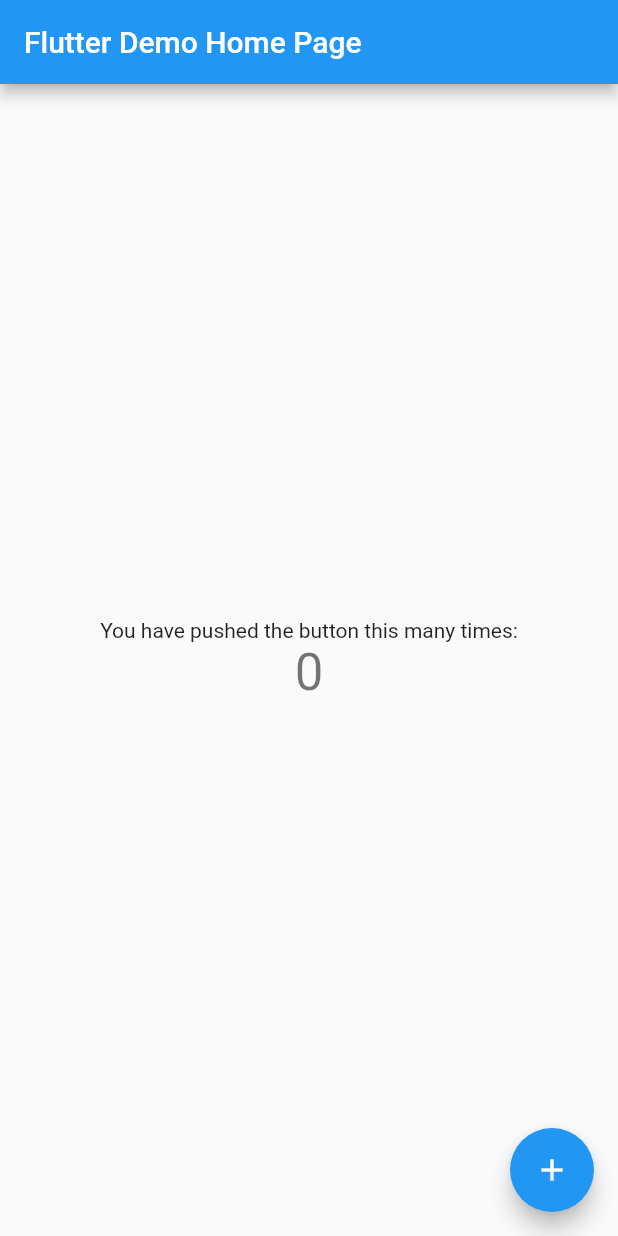
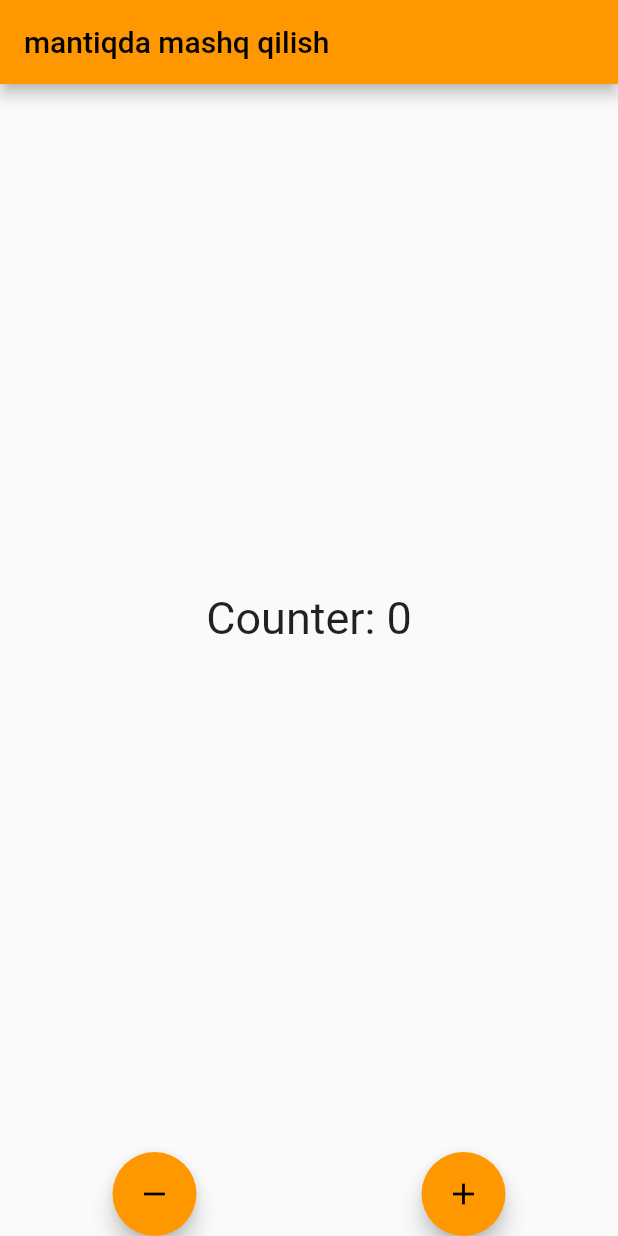
Before and after one commit to AbdullohRazzoqov/Exercise_for_logic, a Flutter app: the screen it shows after launch, on a phone screen of 412 x 824 dp. Run offline on Flutter 3.47's test engine with Material 2 defaults, Android fonts, the phone set to English and light mode, and no system bars.

Commit message:
mantiq mashqi

```diff
--- a/exercise_logic/lib/main.dart
+++ b/exercise_logic/lib/main.dart
@@ -1,3 +1,4 @@
+import 'package:exercise_logic/screen/home.dart';
 import 'package:flutter/material.dart';
 
 void main() {
@@ -7,109 +8,14 @@ void main() {
 class MyApp extends StatelessWidget {
   const MyApp({super.key});
 
-  // This widget is the root of your application.
   @override
   Widget build(BuildContext context) {
     return MaterialApp(
       title: 'Flutter Demo',
       theme: ThemeData(
-        // This is the theme of your application.
-        //
-        // Try running your application with "flutter run". You'll see the
-        // application has a blue toolbar. Then, without quitting the app, try
-        // changing the primarySwatch below to Colors.green and then invoke
-        // "hot reload" (press "r" in the console where you ran "flutter run",
-        // or simply save your changes to "hot reload" in a Flutter IDE).
-        // Notice that the counter didn't reset back to zero; the application
-        // is not restarted.
-        primarySwatch: Colors.blue,
+        primarySwatch: Colors.orange,
       ),
-      home: const MyHomePage(title: 'Flutter Demo Home Page'),
+      home:  const MyHomePage(),
     );
   }
 }
-
-class MyHomePage extends StatefulWidget {
-  const MyHomePage({super.key, required this.title});
-
-  // This widget is the home page of your application. It is stateful, meaning
-  // that it has a State object (defined below) that contains fields that affect
-  // how it looks.
-
-  // This class is the configuration for the state. It holds the values (in this
-  // case the title) provided by the parent (in this case the App widget) and
-  // used by the build method of the State. Fields in a Widget subclass are
-  // always marked "final".
-
-  final String title;
-
-  @override
-  State<MyHomePage> createState() => _MyHomePageState();
-}
-
-class _MyHomePageState extends State<MyHomePage> {
-  int _counter = 0;
-
-  void _incrementCounter() {
-    setState(() {
-      // This call to setState tells the Flutter framework that something has
-      // changed in this State, which causes it to rerun the build method below
-      // so that the display can reflect the updated values. If we changed
-      // _counter without calling setState(), then the build method would not be
-      // called again, and so nothing would appear to happen.
-      _counter++;
-    });
-  }
-
-  @override
-  Widget build(BuildContext context) {
-    // This method is rerun every time setState is called, for instance as done
-    // by the _incrementCounter method above.
-    //
-    // The Flutter framework has been optimized to make rerunning build methods
-    // fast, so that you can just rebuild anything that needs updating rather
-    // than having to individually change instances of widgets.
-    return Scaffold(
-      appBar: AppBar(
-        // Here we take the value from the MyHomePage object that was created by
-        // the App.build method, and use it to set our appbar title.
-        title: Text(widget.title),
-      ),
-      body: Center(
-        // Center is a layout widget. It takes a single child and positions it
-        // in the middle of the parent.
-        child: Column(
-          // Column is also a layout widget. It takes a list of children and
-          // arranges them vertically. By default, it sizes itself to fit its
-          // children horizontally, and tries to be as tall as its parent.
-          //
-          // Invoke "debug painting" (press "p" in the console, choose the
-          // "Toggle Debug Paint" action from the Flutter Inspector in Android
-          // Studio, or the "Toggle Debug Paint" command in Visual Studio Code)
-          // to see the wireframe for each widget.
-          //
-          // Column has various properties to control how it sizes itself and
-          // how it positions its children. Here we use mainAxisAlignment to
-          // center the children vertically; the main axis here is the vertical
-          // axis because Columns are vertical (the cross axis would be
-          // horizontal).
-          mainAxisAlignment: MainAxisAlignment.center,
-          children: <Widget>[
-            const Text(
-              'You have pushed the button this many times:',
-            ),
-            Text(
-              '$_counter',
-              style: Theme.of(context).textTheme.headline4,
-            ),
-          ],
-        ),
-      ),
-      floatingActionButton: FloatingActionButton(
-        onPressed: _incrementCounter,
-        tooltip: 'Increment',
-        child: const Icon(Icons.add),
-      ), // This trailing comma makes auto-formatting nicer for build methods.
-    );
-  }
-}
--- /dev/null
+++ b/exercise_logic/lib/screen/home.dart
@@ -0,0 +1,56 @@
+import 'package:flutter/material.dart';
+
+class MyHomePage extends StatefulWidget {
+  const MyHomePage({super.key});
+
+  @override
+  State<MyHomePage> createState() => _MyHomePageState();
+}
+
+class _MyHomePageState extends State<MyHomePage> {
+  int _counter = 0;
+
+  @override
+  Widget build(BuildContext context) {
+    return Scaffold(
+      appBar: AppBar(
+        title: const Text("mantiqda mashq qilish"),
+      ),
+      body: Center(
+          child: Container(
+            margin: _counter > 0
+            ? EdgeInsets.only(bottom: 10.0 * _counter)
+            : EdgeInsets.only(
+                top: 10.0 * (_counter * -1),
+              ),
+            child: Text(
+          "Counter: $_counter",
+          style: const TextStyle(fontSize: 30),
+        ),
+      )),
+      bottomNavigationBar: Row(
+        mainAxisAlignment: MainAxisAlignment.spaceAround,
+        children: [
+          FloatingActionButton(
+            onPressed: () {
+              increaseCounter();
+            },
+            child: const Icon(Icons.remove),
+          ),
+          FloatingActionButton(
+            onPressed: devreaseCounter,
+            child: const Icon(Icons.add),
+          )
+        ],
+      ),
+    );
+  }
+
+  void increaseCounter() => setState(() => _counter += 1);
+
+  void devreaseCounter() {
+    setState(() {
+      _counter -= 1;
+    });
+  }
+}
```
